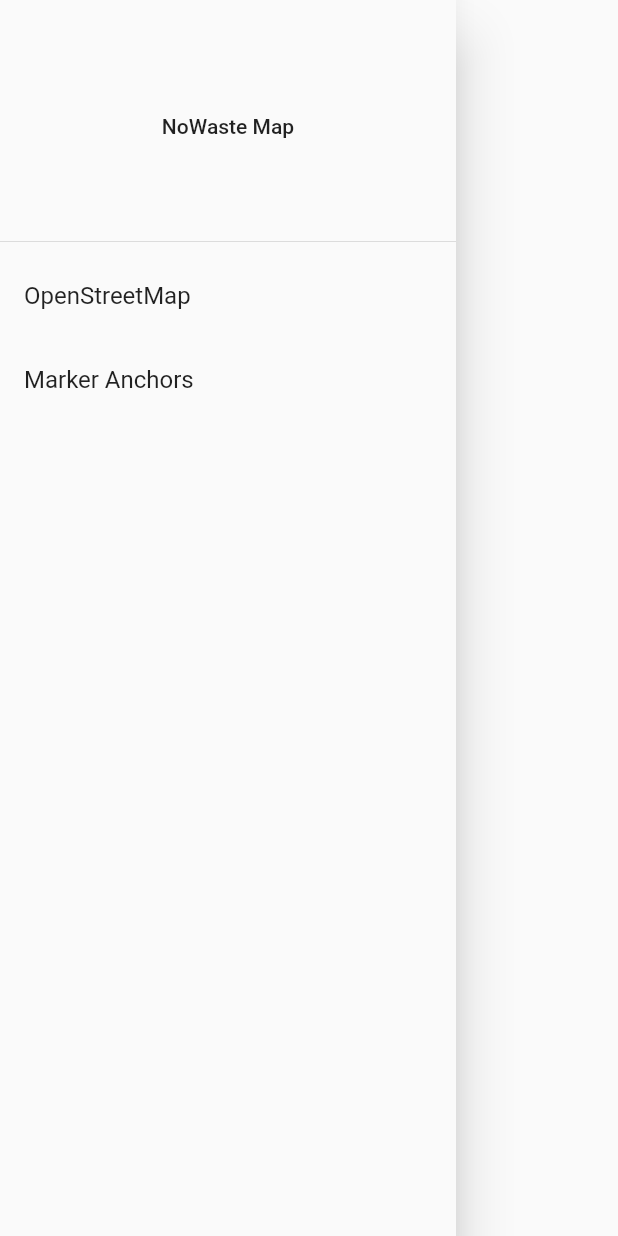
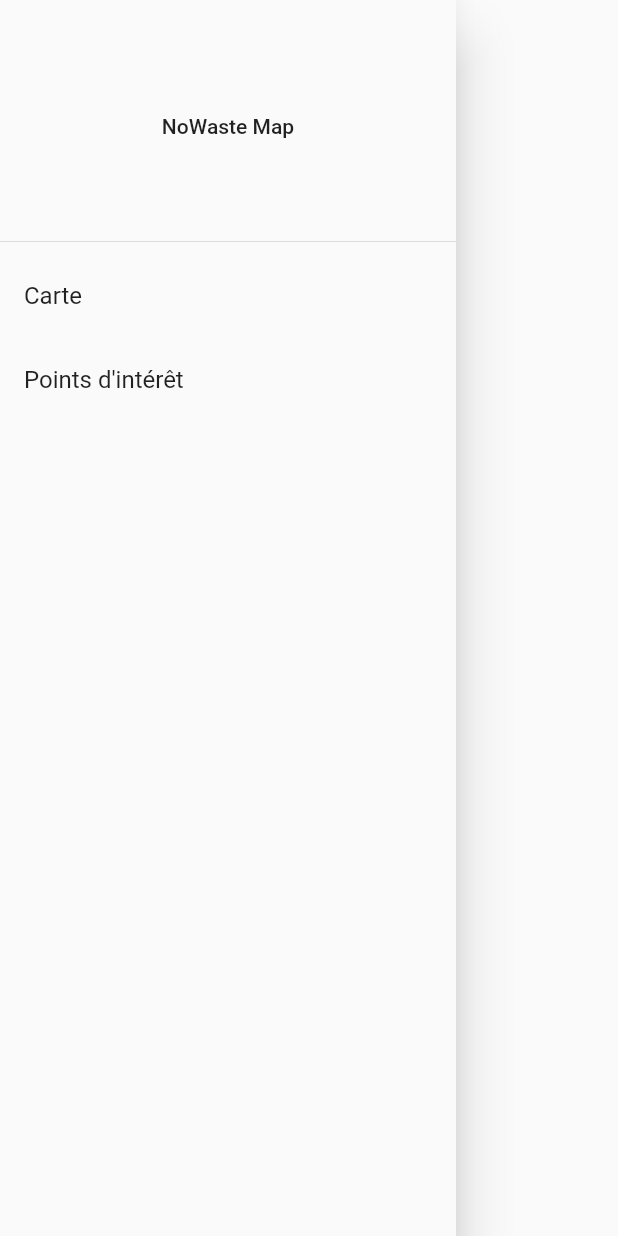
Before and after one commit to theomoigne/nowaste, a Flutter app: what buildDrawer() shows on an empty page, opened directly with empty values, on a phone screen of 412 x 824 dp. Run offline on Flutter 3.47's test engine with Material 2 defaults, Android fonts, the phone set to English and light mode, and no system bars; our stand-ins replace flutter_map, latlong.

Commit message:
Divers trucs pas trop utiles

```diff
--- a/Front/lib/pages/marker_anchor.dart
+++ b/Front/lib/pages/marker_anchor.dart
@@ -29,7 +29,7 @@
     }).toList();
 
     return Scaffold(
-      appBar: AppBar(title: Text('Tap to add pins')),
+      appBar: AppBar(title: Text("Points dintérêt")),
       drawer: buildDrawer(context, MarkerAnchorPage.route),
       body: Padding(
         padding: EdgeInsets.all(8.0),
@@ -37,12 +37,12 @@
           children: [
             Padding(
               padding: EdgeInsets.only(top: 8.0, bottom: 8.0),
-              child: Text('Tap to add pins'),
+              child: Text('Appuyer pour ajouter un marqueur'),
             ),
             Flexible(
               child: FlutterMap(
                 options: MapOptions(
-                    center: LatLng(45.5231, -122.6765),
+                    center: LatLng(51.5, -0.09),
                     zoom: 5,
                     onTap: _handleTap),
                 layers: [
--- a/Front/lib/widgets/drawer.dart
+++ b/Front/lib/widgets/drawer.dart
@@ -13,14 +13,14 @@
           ),
         ),
         ListTile(
-          title: const Text('OpenStreetMap'),
+          title: const Text('Carte'),
           selected: currentRoute == HomePage.route,
           onTap: () {
             Navigator.pushReplacementNamed(context, HomePage.route);
           },
         ),
         ListTile(
-          title: const Text('Marker Anchors'),
+          title: const Text("Points d'intérêt "),
           selected: currentRoute == MarkerAnchorPage.route,
           onTap: () {
             Navigator.pushReplacementNamed(context, MarkerAnchorPage.route);
```
